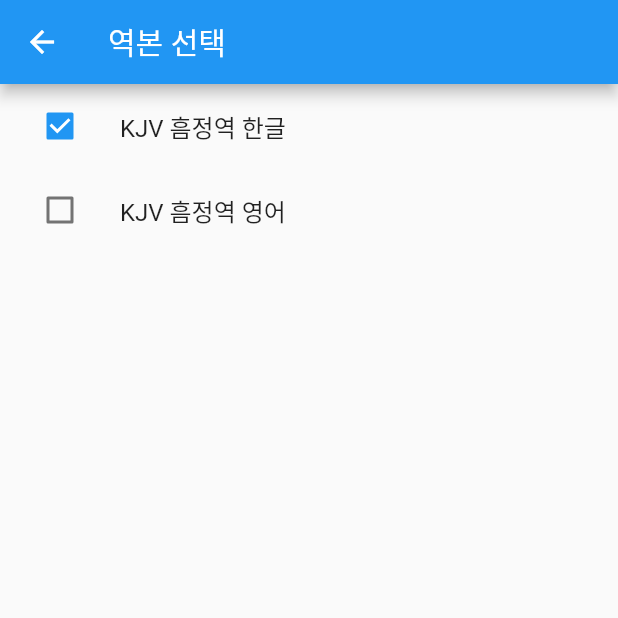
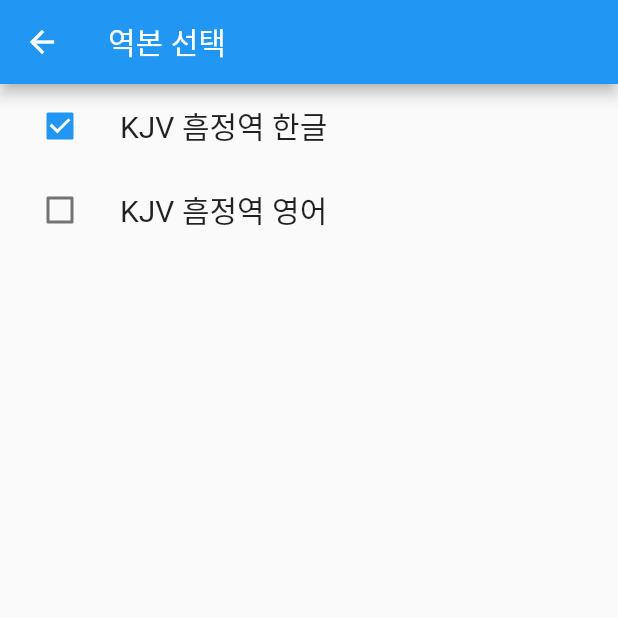
Before and after one commit to yenny-heo/Keep-bible, a Flutter app: the screen it shows after launch, in the side drawer, after a tap on "역본 선택", on a phone screen of 412 x 824 dp, the top half of it. Run offline on Flutter 3.47's test engine with Material 2 defaults, Android fonts, the phone set to English and light mode, and no system bars; our stand-ins replace fluttertoast.

```diff
--- a/lib/page/bible_select.dart
+++ b/lib/page/bible_select.dart
@@ -18,7 +18,7 @@ class _BibleSelectionState extends State<BibleSelection>{
       body: Column(
         children: <Widget>[
           ListTile(
-            title: Text('KJV 흠정역 한글'),
+            title: _title('KJV 흠정역 한글'),
             leading: Checkbox(
               value: _value0,
               onChanged: (val){
@@ -37,7 +37,7 @@ class _BibleSelectionState extends State<BibleSelection>{
             )
           ),
           ListTile(
-              title: Text('KJV 흠정역 영어'),
+              title: _title('KJV 흠정역 영어'),
               leading: Checkbox(
                 value: _value1,
                 onChanged: (val){
@@ -64,9 +64,16 @@ class _BibleSelectionState extends State<BibleSelection>{
 
 Future<bool> leastOneBible() {
   return Fluttertoast.showToast(
-      msg: "최소 하나 이상의 역본을 선택해주세요.",
+      msg: "최소 하나 이상의 역본을 선택해야 합니다.",
       toastLength: Toast.LENGTH_SHORT,
       gravity: ToastGravity.CENTER,
       timeInSecForIosWeb: 1,
       fontSize: 16.0);
 }
+
+Text _title(String title) {
+  return Text(
+    title,
+    style: TextStyle(fontSize: 20),
+  );
+}
--- a/lib/theme/app_theme.dart
+++ b/lib/theme/app_theme.dart
@@ -18,7 +18,7 @@ class AppTheme {
   );
 
   static final ThemeData darkMode = ThemeData(
-    scaffoldBackgroundColor: Colors.white54,
+    scaffoldBackgroundColor: Color(0xff8f8f8f),
     accentColor: Colors.black,
     primaryColor: Colors.white,
 
```
Also changed, not shown: lib/page/detail_list.dart (+21 -10 lines).
